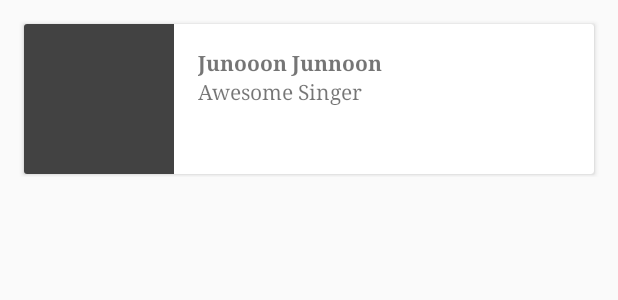
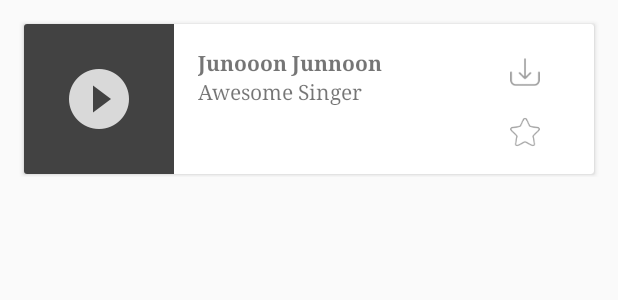
Before and after one commit to webianks/EdforaStudio, an Android app: the layout single_song_list_item.xml on its own in the app's theme, with its tools: preview values and no code run, on a phone screen of 412 x 824 dp. Shown: the top 300 px of the screen. Run offline under Robolectric (Android 15) with nearby library versions, the phone set to English and light mode, and no system bars; network calls fail.

Commit message:
Added two more action icons

```diff
--- a/app/src/main/res/layout/single_song_list_item.xml
+++ b/app/src/main/res/layout/single_song_list_item.xml
@@ -20,39 +20,93 @@
             android:layout_width="match_parent"
             android:layout_height="wrap_content">
 
+            <FrameLayout
+                android:id="@+id/thumbnail_container"
+                android:layout_width="100dp"
+                android:layout_height="100dp">
+
                 <ImageView
                     android:id="@+id/thumbnail"
                     android:layout_width="100dp"
                     android:layout_height="100dp"
-                android:background="@color/cardview_dark_background"
-                />
+                    android:background="@color/cardview_dark_background" />
+
+
+                <ImageView
+                    android:layout_width="wrap_content"
+                    android:layout_height="wrap_content"
+                    android:layout_gravity="center"
+                    android:alpha="0.8"
+                    android:src="@drawable/ic_play_circle_filled_white_48dp" />
+
+            </FrameLayout>
+
+            <LinearLayout
+                android:layout_width="match_parent"
+                android:layout_height="wrap_content"
+                android:layout_toRightOf="@id/thumbnail_container"
+                android:orientation="horizontal"
+                android:weightSum="2">
+
+                <RelativeLayout
+                    android:layout_width="0dp"
+                    android:layout_height="wrap_content"
+                    android:layout_weight="1.5">
 
                     <TextView
                         android:id="@+id/song_title"
                         android:layout_width="wrap_content"
                         android:layout_height="wrap_content"
-                android:layout_toEndOf="@id/thumbnail"
-                android:paddingTop="@dimen/margin_card"
                         android:paddingLeft="@dimen/margin_card"
                         android:paddingRight="@dimen/margin_card"
+                        android:paddingTop="@dimen/margin_card"
                         android:text="@string/song_name"
-                android:textStyle="bold"
-                />
-
+                        android:textStyle="bold" />
 
                     <TextView
                         android:id="@+id/artists"
-                android:layout_below="@id/song_title"
                         android:layout_width="wrap_content"
                         android:layout_height="wrap_content"
-                android:layout_toEndOf="@id/thumbnail"
+                        android:layout_below="@id/song_title"
+                        android:ellipsize="end"
+                        android:maxLines="2"
+                        android:paddingBottom="@dimen/margin_two"
                         android:paddingLeft="@dimen/margin_card"
                         android:paddingRight="@dimen/margin_card"
-                android:maxLines="2"
-                android:ellipsize="end"
-                android:paddingBottom="@dimen/margin_card"
-                android:text="@string/song_artists"
-                />
+                        android:text="@string/song_artists" />
+
+                </RelativeLayout>
+
+                <LinearLayout
+                    android:layout_width="0dp"
+                    android:layout_height="wrap_content"
+                    android:layout_weight="0.5"
+                    android:orientation="vertical">
+
+                    <ImageView
+                        android:id="@+id/download"
+                        android:layout_width="32dp"
+                        android:layout_height="32dp"
+                        android:alpha="0.7"
+                        android:layout_marginTop="@dimen/margin_card"
+                        android:layout_marginLeft="@dimen/margin_card_half"
+                        android:src="@drawable/ic_download" />
+
+                    <ImageView
+                        android:id="@+id/star"
+                        android:alpha="0.7"
+                        android:layout_width="32dp"
+                        android:layout_height="32dp"
+                        android:layout_marginTop="@dimen/margin_card_half"
+                        android:layout_marginLeft="@dimen/margin_card_half"
+                        android:src="@drawable/ic_star" />
+
+
+                </LinearLayout>
+
+
+            </LinearLayout>
+
 
         </RelativeLayout>
 
--- a/app/src/main/res/values/dimens.xml
+++ b/app/src/main/res/values/dimens.xml
@@ -2,4 +2,6 @@
 <resources>
     <dimen name="margin_card">16dp</dimen>
     <dimen name="margin_two">2dp</dimen>
+    <dimen name="margin_card_double">32dp</dimen>
+    <dimen name="margin_card_half">8dp</dimen>
 </resources>
```
Also changed, not shown: app/src/main/res/drawable-hdpi/ic_download.png (added), app/src/main/res/drawable-hdpi/ic_play_circle_filled_white_48dp.png (added), app/src/main/res/drawable-hdpi/ic_star.png (added), app/src/main/res/drawable-mdpi/ic_download.png (added), app/src/main/res/drawable-mdpi/ic_play_circle_filled_white_48dp.png (added), app/src/main/res/drawable-mdpi/ic_star.png (added), app/src/main/res/drawable-xhdpi/ic_download.png (added), app/src/main/res/drawable-xhdpi/ic_play_circle_filled_white_48dp.png (added), app/src/main/res/drawable-xhdpi/ic_star.png (added), app/src/main/res/drawable-xxhdpi/ic_download.png (added), app/src/main/res/drawable-xxhdpi/ic_play_circle_filled_white_48dp.png (added), app/src/main/res/drawable-xxhdpi/ic_star.png (added), app/src/main/res/drawable-xxxhdpi/ic_download.png (added), app/src/main/res/drawable-xxxhdpi/ic_play_circle_filled_white_48dp.png (added), 1 more files. Lines whose indentation alone changed are shown as unchanged.
